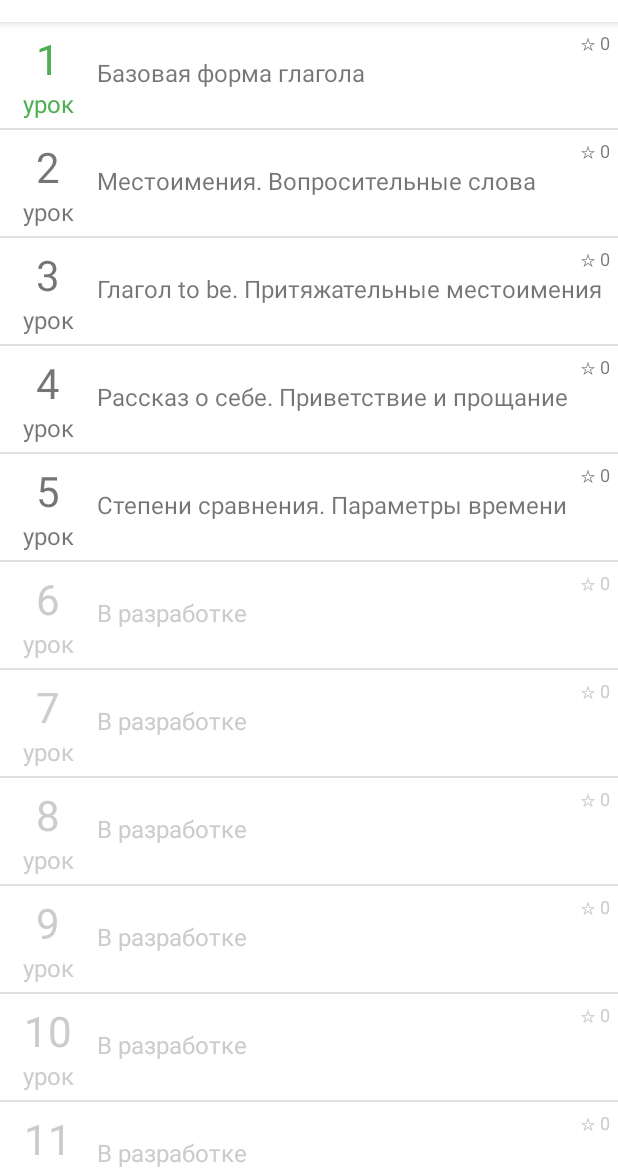
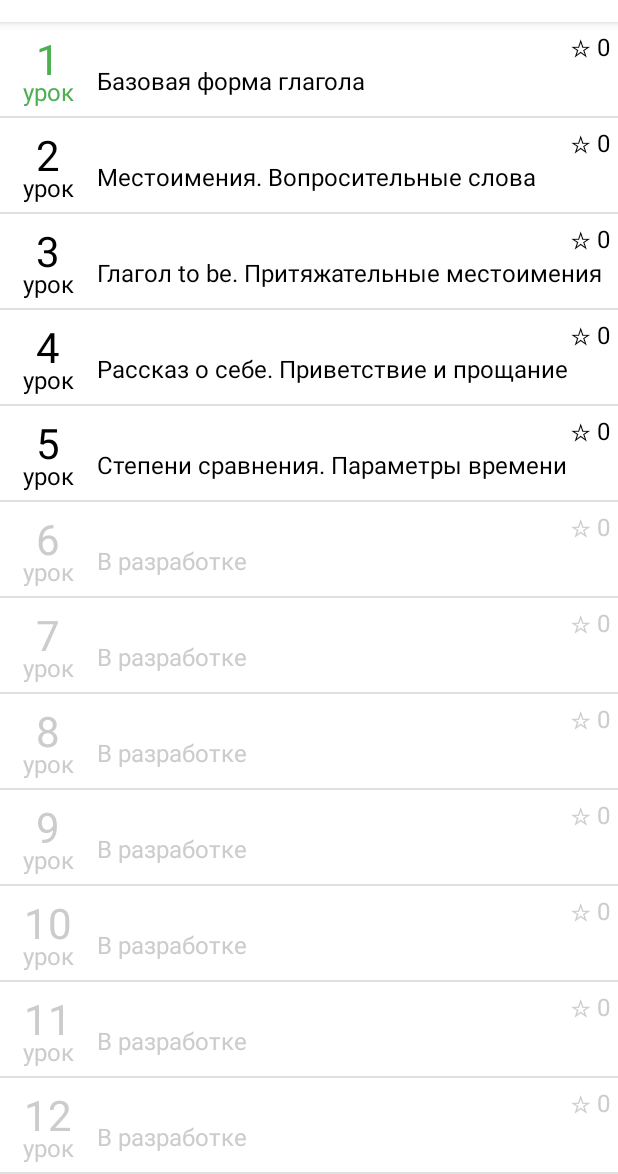
Before and after one commit to adobysh/trainer, an Android app: the screen it shows after launch (MainActivity), on a phone screen of 412 x 824 dp, the part 62-1236 px from its top. Run offline under Robolectric (Android 15) with nearby library versions, the phone set to English and light mode, and no system bars.

Commit message:
resolve #17. -8dp

```diff
--- a/app/src/main/res/layout/item_main.xml
+++ b/app/src/main/res/layout/item_main.xml
@@ -19,7 +19,8 @@
             android:layout_height="wrap_content"
             android:textColor="@color/material_green"
             android:gravity="center"
-            android:textSize="28sp" />
+            android:textSize="@dimen/text_big"
+            android:text="1"/>
 
         <TextView
             android:id="@+id/textHard"
@@ -27,7 +28,8 @@
             android:layout_height="wrap_content"
             android:gravity="center"
             android:text="урок"
-            android:textSize="16sp" />
+            android:layout_marginTop="-8dp"
+            android:textSize="@dimen/text_normal" />
 
     </LinearLayout>
 
@@ -42,13 +44,16 @@
             android:layout_height="wrap_content"
             android:gravity="right"
             android:text="\u2606 0.0"
-            android:textSize="12sp" />
+            android:textSize="@dimen/text_normal"
+            android:textColor="@android:color/black"/>
 
         <TextView
             android:id="@+id/textTitle"
             android:layout_width="fill_parent"
             android:layout_height="wrap_content"
-            android:textSize="16sp" />
+            android:textSize="@dimen/text_normal"
+            android:textColor="@android:color/black"
+            android:text="Базовая форма глагола"/>
     </LinearLayout>
 
 
--- a/app/src/main/res/values/arrays.xml
+++ b/app/src/main/res/values/arrays.xml
@@ -5,7 +5,7 @@
         <item>Базовая форма глагола</item>
         <item>Местоимения. Вопросительные\u00A0слова</item>
         <item>Глагол "to be". Притяжательные\u00A0местоимения</item>
-        <item>Рассказ о себе. Приветствие и прощание</item>
+        <item>Рассказ о себе. Приветствие\u00A0и\u00A0прощание</item>
         <item>Степени сравнения. Параметры\u00A0времени</item>
         <item>Урок 6</item>
         <item>Урок 7</item>
--- a/app/src/main/res/values/dimens.xml
+++ b/app/src/main/res/values/dimens.xml
@@ -6,4 +6,7 @@
     <dimen name="divider_easy_mode">128dp</dimen>
     <dimen name="divider_hard_mode">64dp</dimen>
 
+    <dimen name="text_normal">16sp</dimen>
+    <dimen name="text_big">28sp</dimen>
+
 </resources>
```
Also changed, not shown: app/src/main/java/com/holypasta/trainer/util/RuVerbs03Want.java (deleted, +0 -86 lines).
